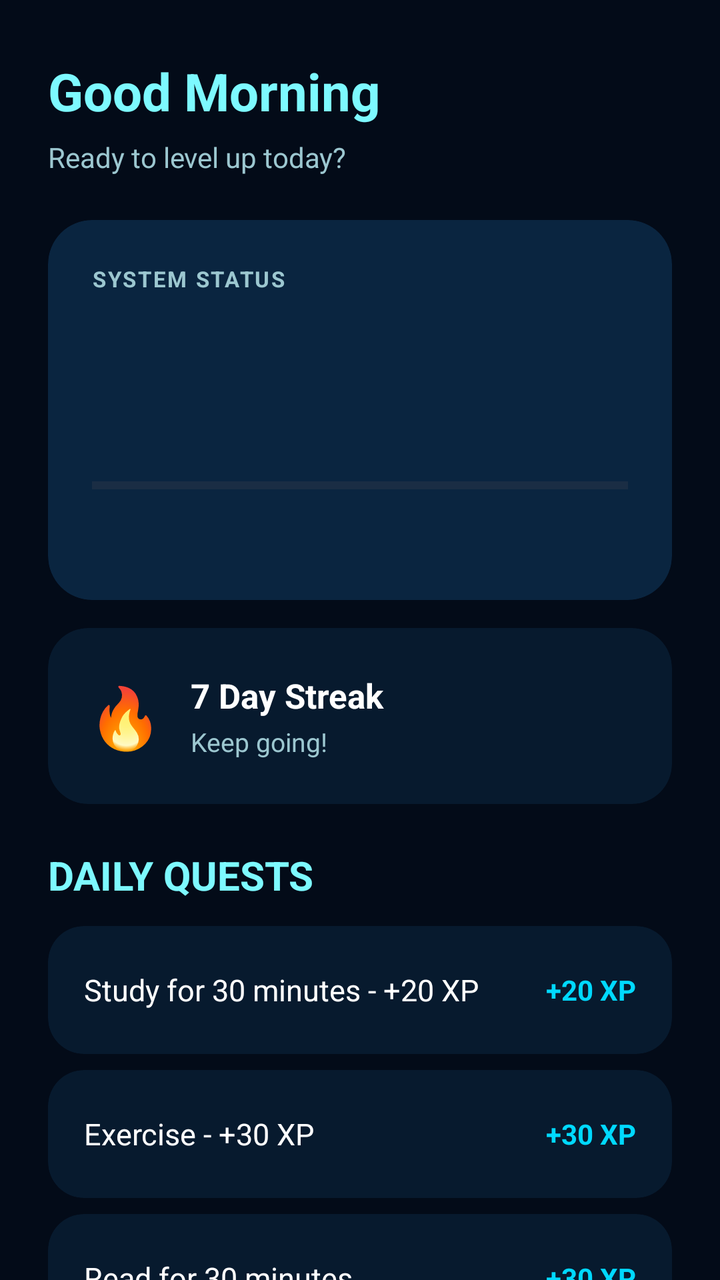
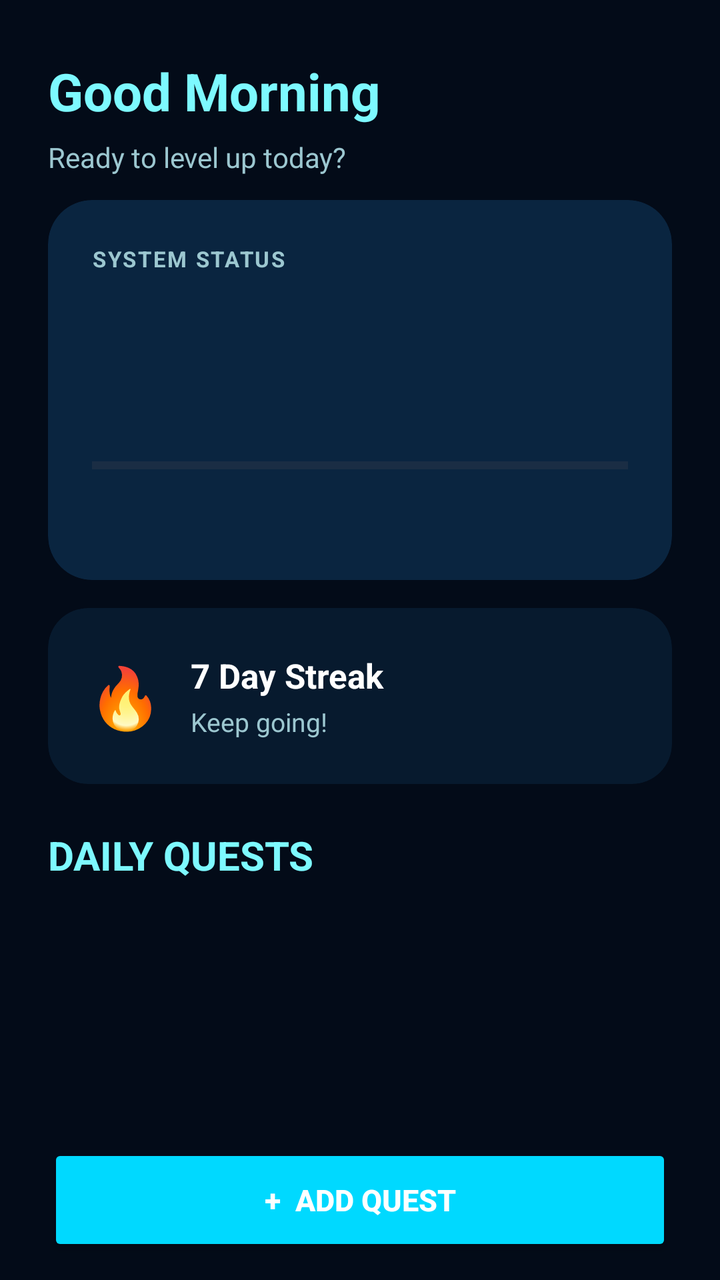

Compare the two renders of this Android layout. The source of the first and the diff that turns it into the second are given below.
<!-- AndroidManifest.xml: application theme Theme.LevelUp -->
<!-- res/layout/fragment_home.xml -->
<?xml version="1.0" encoding="utf-8"?>
<androidx.constraintlayout.widget.ConstraintLayout
    xmlns:android="http://schemas.android.com/apk/res/android"
    xmlns:app="http://schemas.android.com/apk/res-auto"
    xmlns:tools="http://schemas.android.com/tools"
    android:id="@+id/homeRoot"
    android:layout_width="match_parent"
    android:layout_height="match_parent"
    android:background="@color/levelup_background"
    tools:context=".HomeFragment">

    

    <TextView
        android:id="@+id/tvWelcome"
        android:layout_width="0dp"
        android:layout_height="wrap_content"
        android:layout_marginStart="24dp"
        android:layout_marginTop="28dp"
        android:layout_marginEnd="24dp"
        android:text="@string/welcome_message"
        android:textColor="@color/levelup_cyan"
        android:textSize="26sp"
        android:textStyle="bold"
        app:layout_constraintEnd_toEndOf="parent"
        app:layout_constraintStart_toStartOf="parent"
        app:layout_constraintTop_toTopOf="parent" />

    <TextView
        android:id="@+id/tvSubtitle"
        android:layout_width="0dp"
        android:layout_height="wrap_content"
        android:layout_marginTop="6dp"
        android:text="@string/welcome_subtitle"
        android:textColor="@color/levelup_text_secondary"
        android:textSize="14sp"
        app:layout_constraintEnd_toEndOf="@id/tvWelcome"
        app:layout_constraintStart_toStartOf="@id/tvWelcome"
        app:layout_constraintTop_toBottomOf="@id/tvWelcome" />

    

    <androidx.cardview.widget.CardView
        android:id="@+id/cardLevel"
        android:layout_width="0dp"
        android:layout_height="190dp"
        android:layout_marginStart="24dp"
        android:layout_marginTop="22dp"
        android:layout_marginEnd="24dp"
        app:cardBackgroundColor="@color/system_panel"
        app:cardCornerRadius="22dp"
        app:cardElevation="0dp"
        app:layout_constraintEnd_toEndOf="parent"
        app:layout_constraintStart_toStartOf="parent"
        app:layout_constraintTop_toBottomOf="@id/tvSubtitle">

        <LinearLayout
            android:layout_width="match_parent"
            android:layout_height="match_parent"
            android:orientation="vertical"
            android:padding="22dp">

            <TextView
                android:layout_width="wrap_content"
                android:layout_height="wrap_content"
                android:text="SYSTEM STATUS"
                android:textColor="@color/levelup_text_secondary"
                android:textSize="11sp"
                android:textStyle="bold"
                android:letterSpacing="0.08" />

            <TextView
                android:id="@+id/tvLevel"
                android:layout_width="wrap_content"
                android:layout_height="wrap_content"
                android:layout_marginTop="8dp"
                android:textColor="@color/levelup_cyan"
                android:textSize="18sp"
                android:textStyle="bold" />

            <TextView
                android:id="@+id/tvXpProgress"
                android:layout_width="wrap_content"
                android:layout_height="wrap_content"
                android:layout_marginTop="5dp"
                android:textColor="@color/levelup_text_primary"
                android:textSize="28sp"
                android:textStyle="bold" />

            <ProgressBar
                android:id="@+id/xpProgressBar"
                style="?android:attr/progressBarStyleHorizontal"
                android:layout_width="match_parent"
                android:layout_height="9dp"
                android:layout_marginTop="17dp"
                android:max="100"
                android:progressTint="@color/levelup_primary" />

            <TextView
                android:id="@+id/tvXpUntilLevel"
                android:layout_width="wrap_content"
                android:layout_height="wrap_content"
                android:layout_marginTop="9dp"
                android:textColor="@color/levelup_cyan"
                android:textSize="13sp" />

        </LinearLayout>

    </androidx.cardview.widget.CardView>

    

    <androidx.cardview.widget.CardView
        android:id="@+id/cardStreak"
        android:layout_width="0dp"
        android:layout_height="88dp"
        android:layout_marginStart="24dp"
        android:layout_marginTop="14dp"
        android:layout_marginEnd="24dp"
        app:cardBackgroundColor="@color/levelup_surface"
        app:cardCornerRadius="20dp"
        app:cardElevation="0dp"
        app:layout_constraintEnd_toEndOf="parent"
        app:layout_constraintStart_toStartOf="parent"
        app:layout_constraintTop_toBottomOf="@id/cardLevel">

        <LinearLayout
            android:layout_width="match_parent"
            android:layout_height="match_parent"
            android:gravity="center_vertical"
            android:orientation="horizontal"
            android:paddingStart="20dp"
            android:paddingEnd="20dp">

            <TextView
                android:layout_width="wrap_content"
                android:layout_height="wrap_content"
                android:text="🔥"
                android:textSize="30sp" />

            <LinearLayout
                android:layout_width="wrap_content"
                android:layout_height="wrap_content"
                android:layout_marginStart="14dp"
                android:orientation="vertical">

                <TextView
                    android:layout_width="wrap_content"
                    android:layout_height="wrap_content"
                    android:text="@string/seven_day_streak"
                    android:textColor="@color/levelup_text_primary"
                    android:textSize="17sp"
                    android:textStyle="bold" />

                <TextView
                    android:layout_width="wrap_content"
                    android:layout_height="wrap_content"
                    android:layout_marginTop="3dp"
                    android:text="@string/keep_going"
                    android:textColor="@color/levelup_text_secondary"
                    android:textSize="13sp" />

            </LinearLayout>

        </LinearLayout>

    </androidx.cardview.widget.CardView>

    

    <TextView
        android:id="@+id/tvQuests"
        android:layout_width="0dp"
        android:layout_height="wrap_content"
        android:layout_marginStart="24dp"
        android:layout_marginTop="22dp"
        android:layout_marginEnd="24dp"
        android:text="DAILY QUESTS"
        android:textColor="@color/levelup_cyan"
        android:textSize="20sp"
        android:textStyle="bold"
        app:layout_constraintEnd_toEndOf="parent"
        app:layout_constraintStart_toStartOf="parent"
        app:layout_constraintTop_toBottomOf="@id/cardStreak" />

    

    <androidx.cardview.widget.CardView
        android:id="@+id/cardQuest1"
        android:layout_width="0dp"
        android:layout_height="64dp"
        android:layout_marginStart="24dp"
        android:layout_marginTop="12dp"
        android:layout_marginEnd="24dp"
        android:clickable="true"
        android:focusable="true"
        app:cardBackgroundColor="@color/levelup_surface"
        app:cardCornerRadius="18dp"
        app:cardElevation="0dp"
        app:layout_constraintEnd_toEndOf="parent"
        app:layout_constraintStart_toStartOf="parent"
        app:layout_constraintTop_toBottomOf="@id/tvQuests">

        <LinearLayout
            android:layout_width="match_parent"
            android:layout_height="match_parent"
            android:gravity="center_vertical"
            android:orientation="horizontal"
            android:paddingStart="18dp"
            android:paddingEnd="18dp">

            <TextView
                android:id="@+id/tvQuest1"
                android:layout_width="0dp"
                android:layout_height="wrap_content"
                android:layout_weight="1"
                android:text="@string/study_quest"
                android:textColor="@color/levelup_text_primary"
                android:textSize="15sp" />

            <TextView
                android:id="@+id/tvQuest1Xp"
                android:layout_width="wrap_content"
                android:layout_height="wrap_content"
                android:text="+20 XP"
                android:textColor="@color/levelup_primary"
                android:textSize="14sp"
                android:textStyle="bold" />

        </LinearLayout>

    </androidx.cardview.widget.CardView>

    

    <androidx.cardview.widget.CardView
        android:id="@+id/cardQuest2"
        android:layout_width="0dp"
        android:layout_height="64dp"
        android:layout_marginStart="24dp"
        android:layout_marginTop="8dp"
        android:layout_marginEnd="24dp"
        android:clickable="true"
        android:focusable="true"
        app:cardBackgroundColor="@color/levelup_surface"
        app:cardCornerRadius="18dp"
        app:cardElevation="0dp"
        app:layout_constraintEnd_toEndOf="parent"
        app:layout_constraintStart_toStartOf="parent"
        app:layout_constraintTop_toBottomOf="@id/cardQuest1">

        <LinearLayout
            android:layout_width="match_parent"
            android:layout_height="match_parent"
            android:gravity="center_vertical"
            android:orientation="horizontal"
            android:paddingStart="18dp"
            android:paddingEnd="18dp">

            <TextView
                android:id="@+id/tvQuest2"
                android:layout_width="0dp"
                android:layout_height="wrap_content"
                android:layout_weight="1"
                android:text="@string/exercise_quest"
                android:textColor="@color/levelup_text_primary"
                android:textSize="15sp" />

            <TextView
                android:id="@+id/tvQuest2Xp"
                android:layout_width="wrap_content"
                android:layout_height="wrap_content"
                android:text="+30 XP"
                android:textColor="@color/levelup_primary"
                android:textSize="14sp"
                android:textStyle="bold" />

        </LinearLayout>

    </androidx.cardview.widget.CardView>

    

    <androidx.cardview.widget.CardView
        android:id="@+id/cardQuest3"
        android:layout_width="0dp"
        android:layout_height="64dp"
        android:layout_marginStart="24dp"
        android:layout_marginTop="8dp"
        android:layout_marginEnd="24dp"
        app:cardBackgroundColor="@color/levelup_surface"
        app:cardCornerRadius="18dp"
        app:cardElevation="0dp"
        app:layout_constraintEnd_toEndOf="parent"
        app:layout_constraintStart_toStartOf="parent"
        app:layout_constraintTop_toBottomOf="@id/cardQuest2">

        <LinearLayout
            android:layout_width="match_parent"
            android:layout_height="match_parent"
            android:gravity="center_vertical"
            android:orientation="horizontal"
            android:paddingStart="18dp"
            android:paddingEnd="18dp">

            <TextView
                android:id="@+id/tvQuest3"
                android:layout_width="0dp"
                android:layout_height="wrap_content"
                android:layout_weight="1"
                android:text="Read for 30 minutes"
                android:textColor="@color/levelup_text_primary"
                android:textSize="15sp" />

            <TextView
                android:id="@+id/tvQuest3Xp"
                android:layout_width="wrap_content"
                android:layout_height="wrap_content"
                android:text="+30 XP"
                android:textColor="@color/levelup_primary"
                android:textSize="14sp"
                android:textStyle="bold" />

        </LinearLayout>

    </androidx.cardview.widget.CardView>

    <Button
        android:id="@+id/btnAddQuest"
        android:layout_width="0dp"
        android:layout_height="56dp"
        android:layout_marginStart="24dp"
        android:layout_marginTop="16dp"
        android:layout_marginEnd="24dp"
        android:text="+  ADD QUEST"
        android:textColor="@color/levelup_text_primary"
        android:textSize="15sp"
        android:textStyle="bold"
        android:backgroundTint="@color/levelup_primary"
        app:layout_constraintEnd_toEndOf="parent"
        app:layout_constraintStart_toStartOf="parent"
        app:layout_constraintTop_toBottomOf="@id/cardQuest3" />

</androidx.constraintlayout.widget.ConstraintLayout>
<!-- resources referenced by this layout -->
<resources>
  <color name="levelup_background">#030B18</color>
  <color name="levelup_cyan">#7DF9FF</color>
  <color name="levelup_primary">#00D9FF</color>
  <color name="levelup_surface">#071A2E</color>
  <color name="levelup_text_primary">#FFFFFF</color>
  <color name="levelup_text_secondary">#9CC7D0</color>
  <color name="system_panel">#0A2540</color>
  <string name="exercise_quest">Exercise - +30 XP</string>
  <string name="keep_going">Keep going!</string>
  <string name="seven_day_streak">7 Day Streak</string>
  <string name="study_quest">Study for 30 minutes - +20 XP</string>
  <string name="welcome_message">Good Morning</string>
  <string name="welcome_subtitle">Ready to level up today?</string>
  <style name="Theme.LevelUp" parent="Base.Theme.LevelUp" />
  <style name="Base.Theme.LevelUp" parent="Theme.Material3.DayNight.NoActionBar">
  
          
          <item name="android:windowBackground">@color/levelup_background</item>
  
          
          <item name="android:statusBarColor">@color/levelup_background</item>
          <item name="android:navigationBarColor">@color/levelup_background</item>
  
          
          <item name="android:windowLightStatusBar">false</item>
  
  
          
          <item name="colorPrimary">@color/levelup_primary</item>
          <item name="colorSecondary">@color/levelup_cyan</item>
          <item name="colorSurface">@color/levelup_surface</item>
  
      </style>
</resources>

<!-- the commit's change to res/layout/fragment_home.xml (unified diff, before → after) -->
@@ -9,6 +9,9 @@
     android:background="@color/levelup_background"
     tools:context=".HomeFragment">
 
+
+    
+    
     
 
     <TextView
@@ -26,6 +29,7 @@
         app:layout_constraintStart_toStartOf="parent"
         app:layout_constraintTop_toTopOf="parent" />
 
+
     <TextView
         android:id="@+id/tvSubtitle"
         android:layout_width="0dp"
@@ -38,307 +42,227 @@
         app:layout_constraintStart_toStartOf="@id/tvWelcome"
         app:layout_constraintTop_toBottomOf="@id/tvWelcome" />
 
-    
-
-    <androidx.cardview.widget.CardView
-        android:id="@+id/cardLevel"
-        android:layout_width="0dp"
-        android:layout_height="190dp"
-        android:layout_marginStart="24dp"
-        android:layout_marginTop="22dp"
-        android:layout_marginEnd="24dp"
-        app:cardBackgroundColor="@color/system_panel"
-        app:cardCornerRadius="22dp"
-        app:cardElevation="0dp"
+
+    
+    
+    
+
+    <ScrollView
+        android:id="@+id/homeScrollView"
+        android:layout_width="0dp"
+        android:layout_height="0dp"
+        android:layout_marginTop="12dp"
+        android:fillViewport="true"
+        android:scrollbars="none"
+        app:layout_constraintBottom_toTopOf="@id/btnAddQuest"
         app:layout_constraintEnd_toEndOf="parent"
         app:layout_constraintStart_toStartOf="parent"
         app:layout_constraintTop_toBottomOf="@id/tvSubtitle">
 
+
         <LinearLayout
             android:layout_width="match_parent"
-            android:layout_height="match_parent"
+            android:layout_height="wrap_content"
             android:orientation="vertical"
-            android:padding="22dp">
+            android:paddingStart="24dp"
+            android:paddingEnd="24dp"
+            android:paddingBottom="20dp">
+
+
+            
+            
+            
+
+            <androidx.cardview.widget.CardView
+                android:id="@+id/cardLevel"
+                android:layout_width="match_parent"
+                android:layout_height="190dp"
+                app:cardBackgroundColor="@color/system_panel"
+                app:cardCornerRadius="22dp"
+                app:cardElevation="0dp">
+
+
+                <LinearLayout
+                    android:layout_width="match_parent"
+                    android:layout_height="match_parent"
+                    android:orientation="vertical"
+                    android:padding="22dp">
+
+
+                    <TextView
+                        android:layout_width="wrap_content"
+                        android:layout_height="wrap_content"
+                        android:letterSpacing="0.08"
+                        android:text="SYSTEM STATUS"
+                        android:textColor="@color/levelup_text_secondary"
+                        android:textSize="11sp"
+                        android:textStyle="bold" />
+
+
+                    <TextView
+                        android:id="@+id/tvLevel"
+                        android:layout_width="wrap_content"
+                        android:layout_height="wrap_content"
+                        android:layout_marginTop="8dp"
+                        android:textColor="@color/levelup_cyan"
+                        android:textSize="18sp"
+                        android:textStyle="bold" />
+
+
+                    <TextView
+                        android:id="@+id/tvXpProgress"
+                        android:layout_width="wrap_content"
+                        android:layout_height="wrap_content"
+                        android:layout_marginTop="5dp"
+                        android:textColor="@color/levelup_text_primary"
+                        android:textSize="28sp"
+                        android:textStyle="bold" />
+
+
+                    <ProgressBar
+                        android:id="@+id/xpProgressBar"
+                        style="?android:attr/progressBarStyleHorizontal"
+                        android:layout_width="match_parent"
+                        android:layout_height="9dp"
+                        android:layout_marginTop="17dp"
+                        android:max="100"
+                        android:progressTint="@color/levelup_primary" />
+
+
+                    <TextView
+                        android:id="@+id/tvXpUntilLevel"
+                        android:layout_width="wrap_content"
+                        android:layout_height="wrap_content"
+                        android:layout_marginTop="9dp"
+                        android:textColor="@color/levelup_cyan"
+                        android:textSize="13sp" />
+
+
+                </LinearLayout>
+
+            </androidx.cardview.widget.CardView>
+
+
+            
+            
+            
+
+            <androidx.cardview.widget.CardView
+                android:id="@+id/cardStreak"
+                android:layout_width="match_parent"
+                android:layout_height="88dp"
+                android:layout_marginTop="14dp"
+                app:cardBackgroundColor="@color/levelup_surface"
+                app:cardCornerRadius="20dp"
+                app:cardElevation="0dp">
+
+
+                <LinearLayout
+                    android:layout_width="match_parent"
+                    android:layout_height="match_parent"
+                    android:gravity="center_vertical"
+                    android:orientation="horizontal"
+                    android:paddingStart="20dp"
+                    android:paddingEnd="20dp">
+
+
+                    <TextView
+                        android:layout_width="wrap_content"
+                        android:layout_height="wrap_content"
+                        android:text="🔥"
+                        android:textSize="30sp" />
+
+
+                    <LinearLayout
+                        android:layout_width="wrap_content"
+                        android:layout_height="wrap_content"
+                        android:layout_marginStart="14dp"
+                        android:orientation="vertical">
+
+
+                        <TextView
+                            android:layout_width="wrap_content"
+                            android:layout_height="wrap_content"
+                            android:text="@string/seven_day_streak"
+                            android:textColor="@color/levelup_text_primary"
+                            android:textSize="17sp"
+                            android:textStyle="bold" />
+
+
+                        <TextView
+                            android:layout_width="wrap_content"
+                            android:layout_height="wrap_content"
+                            android:layout_marginTop="3dp"
+                            android:text="@string/keep_going"
+                            android:textColor="@color/levelup_text_secondary"
+                            android:textSize="13sp" />
+
+
+                    </LinearLayout>
+
+                </LinearLayout>
+
+            </androidx.cardview.widget.CardView>
+
+
+            
+            
+            
 
             <TextView
-                android:layout_width="wrap_content"
+                android:id="@+id/tvQuests"
+                android:layout_width="match_parent"
                 android:layout_height="wrap_content"
-                android:text="SYSTEM STATUS"
-                android:textColor="@color/levelup_text_secondary"
-                android:textSize="11sp"
-                android:textStyle="bold"
-                android:letterSpacing="0.08" />
-
-            <TextView
-                android:id="@+id/tvLevel"
-                android:layout_width="wrap_content"
+                android:layout_marginTop="22dp"
+                android:text="DAILY QUESTS"
+                android:textColor="@color/levelup_cyan"
+                android:textSize="20sp"
+                android:textStyle="bold" />
+
+
+            
+            
+            
+
+            <LinearLayout
+                android:id="@+id/questContainer"
+                android:layout_width="match_parent"
                 android:layout_height="wrap_content"
-                android:layout_marginTop="8dp"
-                android:textColor="@color/levelup_cyan"
-                android:textSize="18sp"
-                android:textStyle="bold" />
-
-            <TextView
-                android:id="@+id/tvXpProgress"
-                android:layout_width="wrap_content"
-                android:layout_height="wrap_content"
-                android:layout_marginTop="5dp"
-                android:textColor="@color/levelup_text_primary"
-                android:textSize="28sp"
-                android:textStyle="bold" />
-
-            <ProgressBar
-                android:id="@+id/xpProgressBar"
-                style="?android:attr/progressBarStyleHorizontal"
-                android:layout_width="match_parent"
-                android:layout_height="9dp"
-                android:layout_marginTop="17dp"
-                android:max="100"
-                android:progressTint="@color/levelup_primary" />
-
-            <TextView
-                android:id="@+id/tvXpUntilLevel"
-                android:layout_width="wrap_content"
-                android:layout_height="wrap_content"
-                android:layout_marginTop="9dp"
-                android:textColor="@color/levelup_cyan"
-                android:textSize="13sp" />
+                android:layout_marginTop="12dp"
+                android:orientation="vertical" />
+
+
+            
+
+            <Space
+                android:layout_width="match_parent"
+                android:layout_height="20dp" />
+
 
         </LinearLayout>
 
-    </androidx.cardview.widget.CardView>
-
-    
-
-    <androidx.cardview.widget.CardView
-        android:id="@+id/cardStreak"
-        android:layout_width="0dp"
-        android:layout_height="88dp"
-        android:layout_marginStart="24dp"
-        android:layout_marginTop="14dp"
-        android:layout_marginEnd="24dp"
-        app:cardBackgroundColor="@color/levelup_surface"
-        app:cardCornerRadius="20dp"
-        app:cardElevation="0dp"
-        app:layout_constraintEnd_toEndOf="parent"
-        app:layout_constraintStart_toStartOf="parent"
-        app:layout_constraintTop_toBottomOf="@id/cardLevel">
-
-        <LinearLayout
-            android:layout_width="match_parent"
-            android:layout_height="match_parent"
-            android:gravity="center_vertical"
-            android:orientation="horizontal"
-            android:paddingStart="20dp"
-            android:paddingEnd="20dp">
-
-            <TextView
-                android:layout_width="wrap_content"
-                android:layout_height="wrap_content"
-                android:text="🔥"
-                android:textSize="30sp" />
-
-            <LinearLayout
-                android:layout_width="wrap_content"
-                android:layout_height="wrap_content"
-                android:layout_marginStart="14dp"
-                android:orientation="vertical">
-
-                <TextView
-                    android:layout_width="wrap_content"
-                    android:layout_height="wrap_content"
-                    android:text="@string/seven_day_streak"
-                    android:textColor="@color/levelup_text_primary"
-                    android:textSize="17sp"
-                    android:textStyle="bold" />
-
-                <TextView
-                    android:layout_width="wrap_content"
-                    android:layout_height="wrap_content"
-                    android:layout_marginTop="3dp"
-                    android:text="@string/keep_going"
-                    android:textColor="@color/levelup_text_secondary"
-                    android:textSize="13sp" />
-
-            </LinearLayout>
-
-        </LinearLayout>
-
-    </androidx.cardview.widget.CardView>
-
-    
-
-    <TextView
-        android:id="@+id/tvQuests"
-        android:layout_width="0dp"
-        android:layout_height="wrap_content"
-        android:layout_marginStart="24dp"
-        android:layout_marginTop="22dp"
-        android:layout_marginEnd="24dp"
-        android:text="DAILY QUESTS"
-        android:textColor="@color/levelup_cyan"
-        android:textSize="20sp"
-        android:textStyle="bold"
-        app:layout_constraintEnd_toEndOf="parent"
-        app:layout_constraintStart_toStartOf="parent"
-        app:layout_constraintTop_toBottomOf="@id/cardStreak" />
-
-    
-
-    <androidx.cardview.widget.CardView
-        android:id="@+id/cardQuest1"
-        android:layout_width="0dp"
-        android:layout_height="64dp"
-        android:layout_marginStart="24dp"
-        android:layout_marginTop="12dp"
-        android:layout_marginEnd="24dp"
-        android:clickable="true"
-        android:focusable="true"
-        app:cardBackgroundColor="@color/levelup_surface"
-        app:cardCornerRadius="18dp"
-        app:cardElevation="0dp"
-        app:layout_constraintEnd_toEndOf="parent"
-        app:layout_constraintStart_toStartOf="parent"
-        app:layout_constraintTop_toBottomOf="@id/tvQuests">
-
-        <LinearLayout
-            android:layout_width="match_parent"
-            android:layout_height="match_parent"
-            android:gravity="center_vertical"
-            android:orientation="horizontal"
-            android:paddingStart="18dp"
-            android:paddingEnd="18dp">
-
-            <TextView
-                android:id="@+id/tvQuest1"
-                android:layout_width="0dp"
-                android:layout_height="wrap_content"
-                android:layout_weight="1"
-                android:text="@string/study_quest"
-                android:textColor="@color/levelup_text_primary"
-                android:textSize="15sp" />
-
-            <TextView
-                android:id="@+id/tvQuest1Xp"
-                android:layout_width="wrap_content"
-                android:layout_height="wrap_content"
-                android:text="+20 XP"
-                android:textColor="@color/levelup_primary"
-                android:textSize="14sp"
-                android:textStyle="bold" />
-
-        </LinearLayout>
-
-    </androidx.cardview.widget.CardView>
-
-    
-
-    <androidx.cardview.widget.CardView
-        android:id="@+id/cardQuest2"
-        android:layout_width="0dp"
-        android:layout_height="64dp"
-        android:layout_marginStart="24dp"
-        android:layout_marginTop="8dp"
-        android:layout_marginEnd="24dp"
-        android:clickable="true"
-        android:focusable="true"
-        app:cardBackgroundColor="@color/levelup_surface"
-        app:cardCornerRadius="18dp"
-        app:cardElevation="0dp"
-        app:layout_constraintEnd_toEndOf="parent"
-        app:layout_constraintStart_toStartOf="parent"
-        app:layout_constraintTop_toBottomOf="@id/cardQuest1">
-
-        <LinearLayout
-            android:layout_width="match_parent"
-            android:layout_height="match_parent"
-            android:gravity="center_vertical"
-            android:orientation="horizontal"
-            android:paddingStart="18dp"
-            android:paddingEnd="18dp">
-
-            <TextView
-                android:id="@+id/tvQuest2"
-                android:layout_width="0dp"
-                android:layout_height="wrap_content"
-                android:layout_weight="1"
-                android:text="@string/exercise_quest"
-                android:textColor="@color/levelup_text_primary"
-                android:textSize="15sp" />
-
-            <TextView
-                android:id="@+id/tvQuest2Xp"
-                android:layout_width="wrap_content"
-                android:layout_height="wrap_content"
-                android:text="+30 XP"
-                android:textColor="@color/levelup_primary"
-                android:textSize="14sp"
-                android:textStyle="bold" />
-
-        </LinearLayout>
-
-    </androidx.cardview.widget.CardView>
-
-    
-
-    <androidx.cardview.widget.CardView
-        android:id="@+id/cardQuest3"
-        android:layout_width="0dp"
-        android:layout_height="64dp"
-        android:layout_marginStart="24dp"
-        android:layout_marginTop="8dp"
-        android:layout_marginEnd="24dp"
-        app:cardBackgroundColor="@color/levelup_surface"
-        app:cardCornerRadius="18dp"
-        app:cardElevation="0dp"
-        app:layout_constraintEnd_toEndOf="parent"
-        app:layout_constraintStart_toStartOf="parent"
-        app:layout_constraintTop_toBottomOf="@id/cardQuest2">
-
-        <LinearLayout
-            android:layout_width="match_parent"
-            android:layout_height="match_parent"
-            android:gravity="center_vertical"
-            android:orientation="horizontal"
-            android:paddingStart="18dp"
-            android:paddingEnd="18dp">
-
-            <TextView
-                android:id="@+id/tvQuest3"
-                android:layout_width="0dp"
-                android:layout_height="wrap_content"
-                android:layout_weight="1"
-                android:text="Read for 30 minutes"
-                android:textColor="@color/levelup_text_primary"
-                android:textSize="15sp" />
-
-            <TextView
-                android:id="@+id/tvQuest3Xp"
-                android:layout_width="wrap_content"
-                android:layout_height="wrap_content"
-                android:text="+30 XP"
-                android:textColor="@color/levelup_primary"
-                android:textSize="14sp"
-                android:textStyle="bold" />
-
-        </LinearLayout>
-
-    </androidx.cardview.widget.CardView>
+    </ScrollView>
+
+
+    
+    
+    
 
     <Button
         android:id="@+id/btnAddQuest"
         android:layout_width="0dp"
         android:layout_height="56dp"
         android:layout_marginStart="24dp"
-        android:layout_marginTop="16dp"
         android:layout_marginEnd="24dp"
+        android:layout_marginBottom="12dp"
+        android:backgroundTint="@color/levelup_primary"
         android:text="+  ADD QUEST"
         android:textColor="@color/levelup_text_primary"
         android:textSize="15sp"
         android:textStyle="bold"
-        android:backgroundTint="@color/levelup_primary"
+        app:layout_constraintBottom_toBottomOf="parent"
         app:layout_constraintEnd_toEndOf="parent"
-        app:layout_constraintStart_toStartOf="parent"
-        app:layout_constraintTop_toBottomOf="@id/cardQuest3" />
+        app:layout_constraintStart_toStartOf="parent" />
+
 
 </androidx.constraintlayout.widget.ConstraintLayout>
<!-- resource entries referenced after the edit -->
@@ -7,10 +7,8 @@
   <color name="levelup_text_primary">#FFFFFF</color>
   <color name="levelup_text_secondary">#9CC7D0</color>
   <color name="system_panel">#0A2540</color>
-  <string name="exercise_quest">Exercise - +30 XP</string>
   <string name="keep_going">Keep going!</string>
   <string name="seven_day_streak">7 Day Streak</string>
-  <string name="study_quest">Study for 30 minutes - +20 XP</string>
   <string name="welcome_message">Good Morning</string>
   <string name="welcome_subtitle">Ready to level up today?</string>
   <style name="Theme.LevelUp" parent="Base.Theme.LevelUp" />
